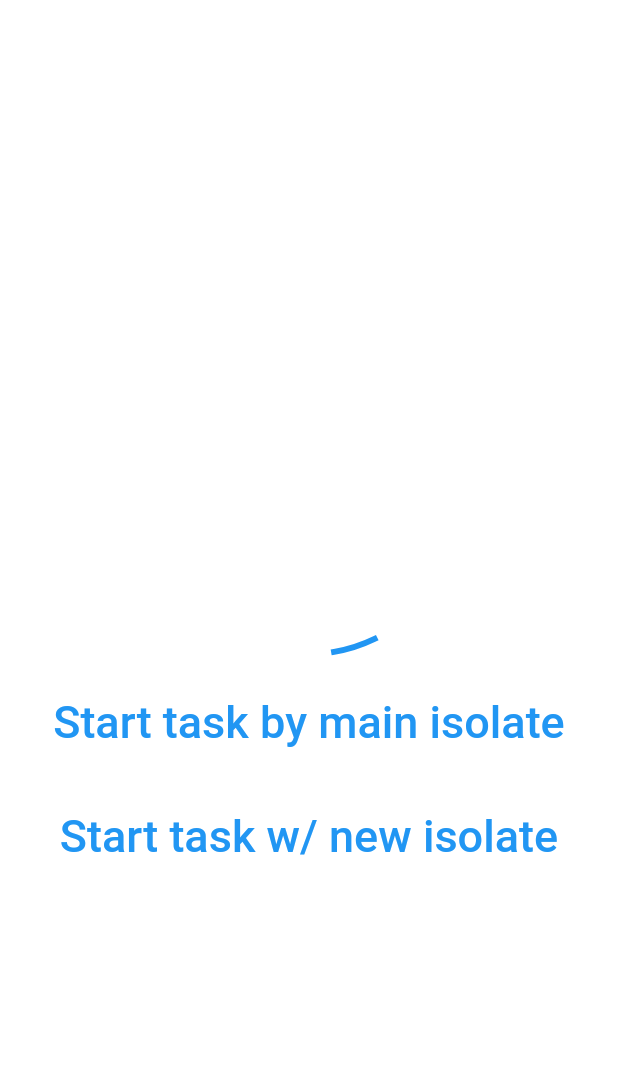
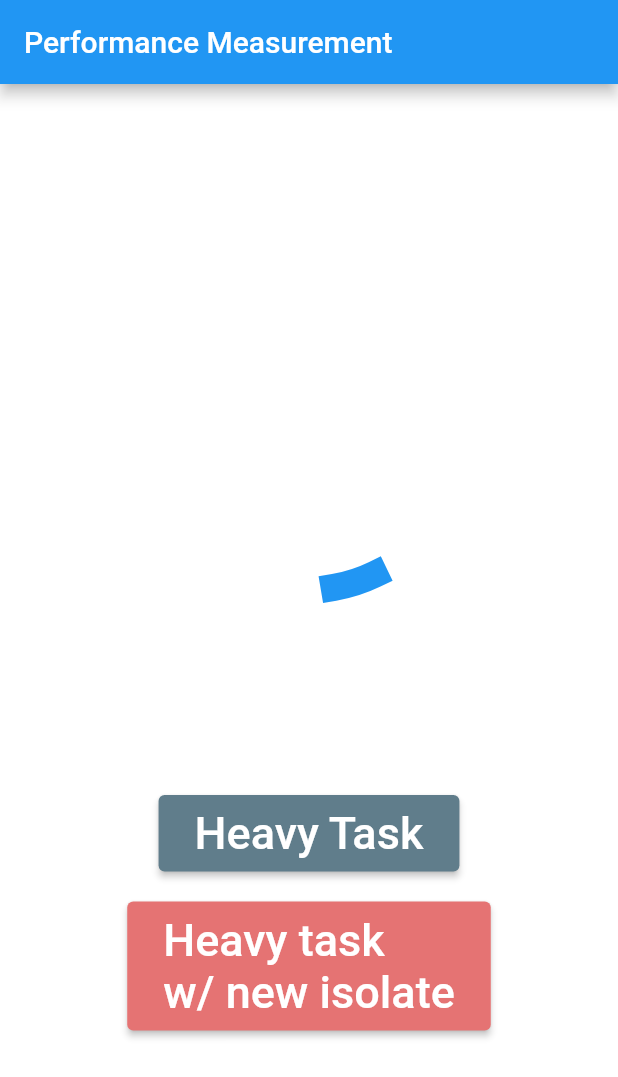
Before and after one commit to tamonmon0417/flutter-global-summit-demo, a Flutter app: the screen it shows after launch, on a phone screen of 412 x 824 dp. Shown: the top 1077 px of the screen. Run offline on Flutter 3.47's test engine with Material 2 defaults, Android fonts, the phone set to English and light mode, and no system bars.

Commit message:
update design

```diff
--- a/lib/main.dart
+++ b/lib/main.dart
@@ -9,31 +9,47 @@ class MyApp extends StatelessWidget {
   @override
   Widget build(BuildContext context) {
     return MaterialApp(
+      theme: new ThemeData(
+        scaffoldBackgroundColor: Colors.white,
+      ),
       debugShowCheckedModeBanner: false,
-      home: MyHomePage(),
+      home: Scaffold(
+        appBar: AppBar(
+          title: Text('Performance Measurement'),
+        ),
+        body: MyHomePage(),
+      ),
     );
   }
 }
 
 class MyHomePage extends StatelessWidget {
-  // static const number = 10 ^ 8;
   @override
   Widget build(BuildContext context) {
     return Center(
       child: Column(
-        mainAxisSize: MainAxisSize.min,
+        mainAxisAlignment: MainAxisAlignment.spaceEvenly,
         children: [
           SizedBox(
-            child: CircularProgressIndicator(),
+            child: CircularProgressIndicator(
+              strokeWidth: 18.0,
+            ),
             height: 200.0,
             width: 200.0,
           ),
           Column(
             children: [
-              TextButton(
-                child: Text(
-                  'Start task by main isolate',
-                  style: TextStyle(height: 2, fontSize: 30),
+              ElevatedButton(
+                child: Padding(
+                  padding: const EdgeInsets.all(8.0),
+                  child: const Text(
+                    'Heavy Task',
+                    style: TextStyle(fontSize: 30),
+                  ),
+                ),
+                style: ElevatedButton.styleFrom(
+                  primary: Colors.blueGrey,
+                  onPrimary: Colors.white,
                 ),
                 onPressed: () async {
                   final _stopwatch = Stopwatch()..start();
@@ -43,10 +59,18 @@ class MyHomePage extends StatelessWidget {
                       'elapsed total: ${_stopwatch.elapsedMilliseconds} msec');
                 },
               ),
-              TextButton(
-                child: Text(
-                  'Start task w/ new isolate',
-                  style: TextStyle(height: 2, fontSize: 30),
+              SizedBox(height: 20),
+              ElevatedButton(
+                child: Padding(
+                  padding: const EdgeInsets.all(8.0),
+                  child: const Text(
+                    'Heavy task\nw/ new isolate',
+                    style: TextStyle(fontSize: 30),
+                  ),
+                ),
+                style: ElevatedButton.styleFrom(
+                  primary: Colors.red[300],
+                  onPrimary: Colors.white,
                 ),
                 onPressed: () async {
                   final _stopwatch = Stopwatch()..start();
@@ -55,7 +79,7 @@ class MyHomePage extends StatelessWidget {
                   print(
                       'elapsed total: ${_stopwatch.elapsedMilliseconds} msec');
                 },
-              )
+              ),
             ],
           ),
         ],
```
